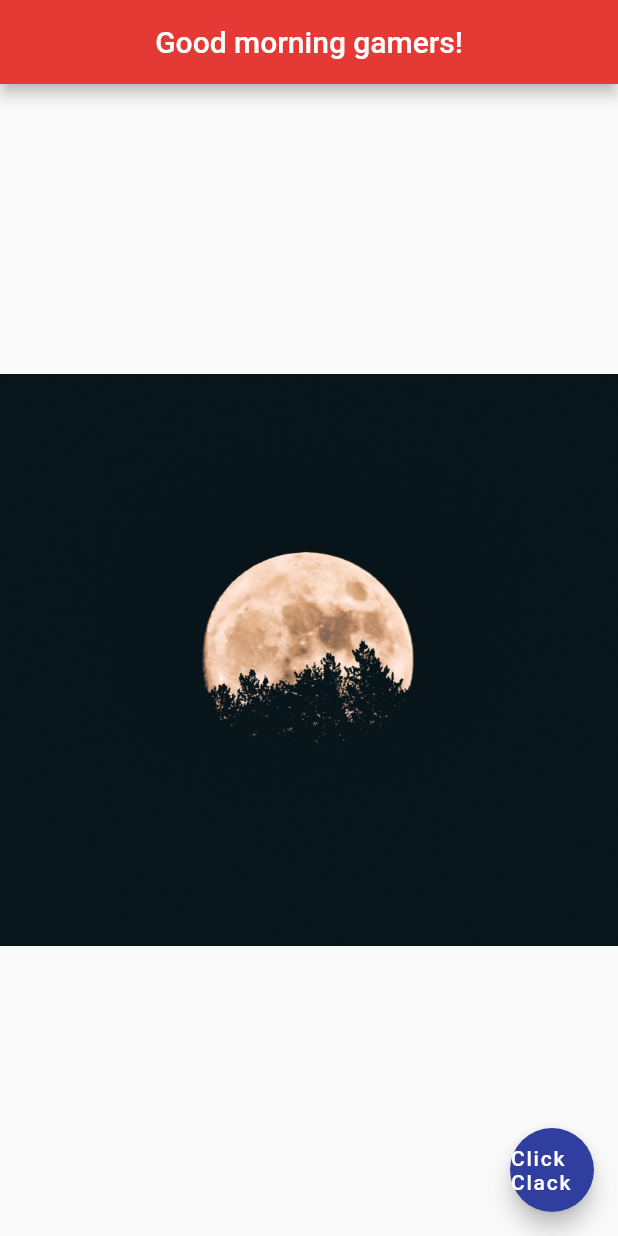
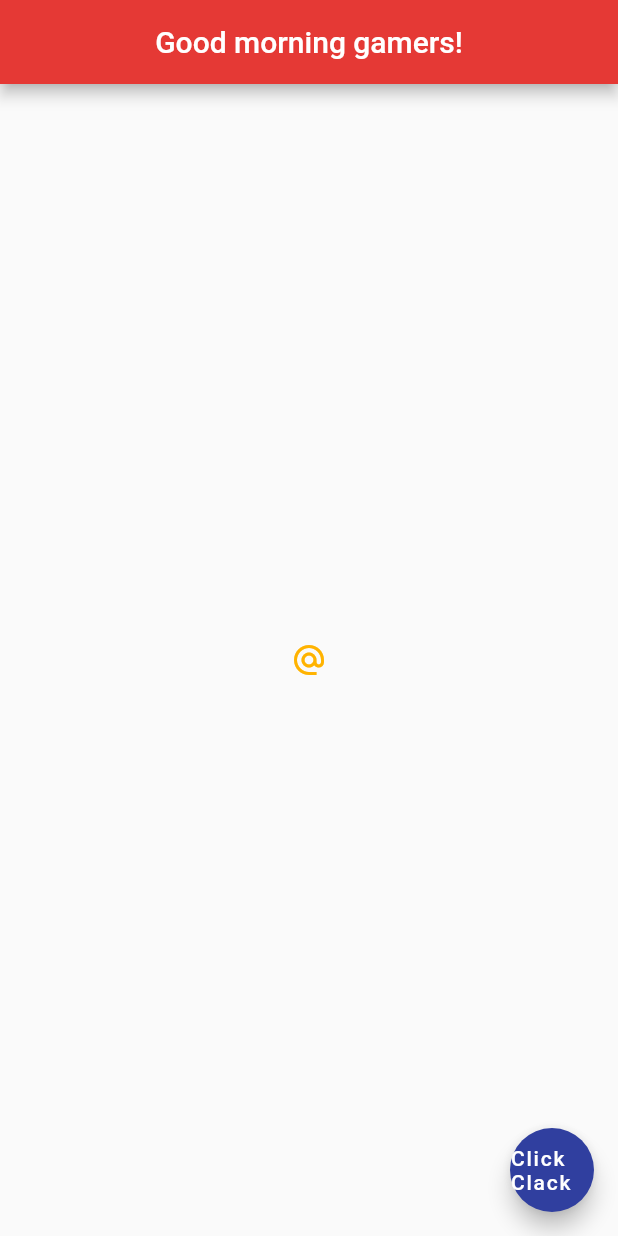
Before and after one commit to neilaldrei/flutter-tutorial-app1, a Flutter app: the screen it shows after launch, on a phone screen of 412 x 824 dp. Run offline on Flutter 3.47's test engine with Material 2 defaults, Android fonts, the phone set to English and light mode, and no system bars.

Commit message:
Lesson #9: Icons & Buttons

```diff
--- a/lib/main.dart
+++ b/lib/main.dart
@@ -15,7 +15,26 @@ class Home extends StatelessWidget {
         backgroundColor: Colors.red[600],
       ),
       body: Center(
-        child: Image.asset('assets/full-moon.jpg')
+        child: IconButton(
+          onPressed: () {
+            print("Banana milkshake with beef");
+          },
+          icon: Icon(Icons.alternate_email),
+          color: Colors.amber[600]
+        )
+//        child: RaisedButton.icon(
+//          onPressed: () { },
+//          icon: Icon(
+//            Icons.alternate_email,
+//          ),
+//          label: Text("Labelers"),
+//          color: Colors.lime,
+//        )
+//        child: Icon(
+//          Icons.airport_shuttle,
+//          color: Colors.lightBlue,
+//          size: 50.0,
+//        )
       ),
       floatingActionButton: FloatingActionButton(
         onPressed: () {},
```
